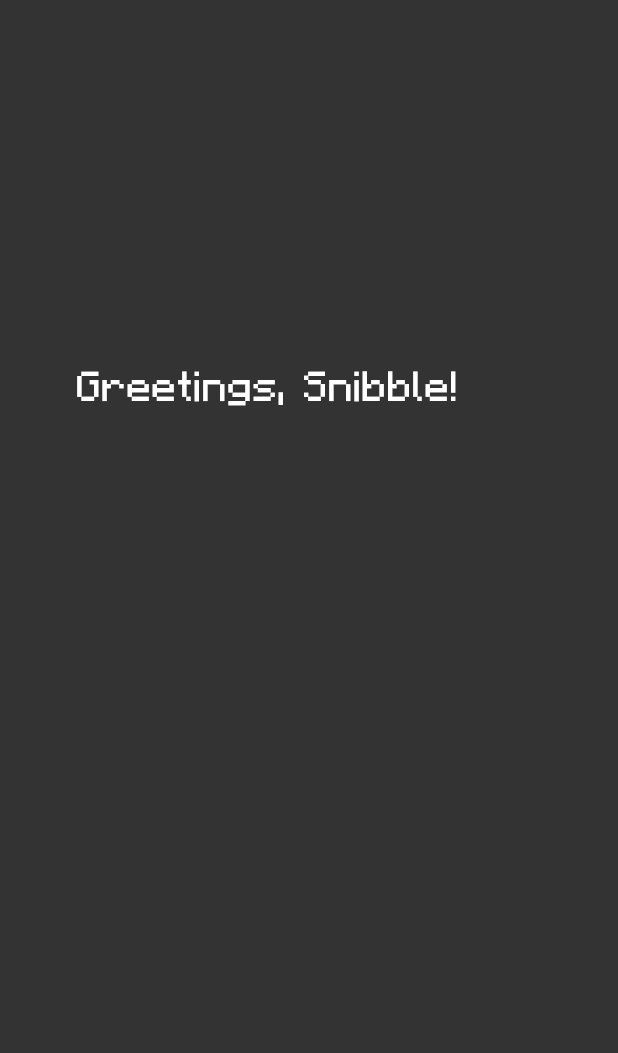
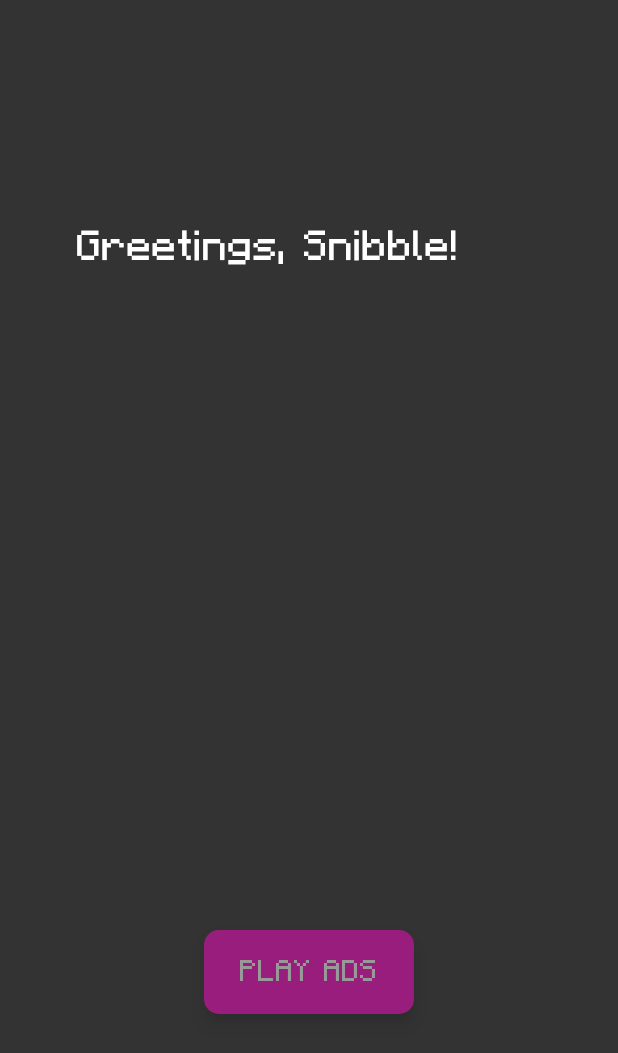
Before and after one commit to epifanov-lab/ads_prototype, a Flutter app: the screen it shows after launch, on a phone screen of 412 x 824 dp. Shown: the top 1053 px of the screen. Run offline on Flutter 3.47's test engine with Material 2 defaults, Android fonts, the phone set to English and light mode, and no system bars; drawn by our look-alikes of animated_text_kit; our stand-ins replace equatable, flutter_bloc, get_it.

Commit message:
play ads button added, cubits and locator updated

```diff
--- a/lib/app.dart
+++ b/lib/app.dart
@@ -1,12 +1,10 @@
+import 'package:ads_prototype/core/locator.dart';
 import 'package:ads_prototype/screen/greetings_screen.dart';
+import 'package:ads_prototype/utils/no_glow_scroll_begavior.dart';
 import 'package:flutter/material.dart';
 import 'package:flutter/services.dart';
-import 'package:ads_prototype/core/global_navigator.dart';
-import 'package:ads_prototype/core/locator.dart';
-import 'package:ads_prototype/utils/no_glow_scroll_begavior.dart';
 
 final RouteObserver<PageRoute> routeObserver = RouteObserver<PageRoute>();
-GlobalNavigator? globalNavigator;
 
 class App extends StatefulWidget {
   const App({Key? key}) : super(key: key);
@@ -28,10 +26,8 @@ class _AppState extends State<App> {
 
   @override
   Widget build(BuildContext context) {
-    globalNavigator = GlobalNavigator(navigatorKey: _navigatorKey);
-    Future locatorFuture = setupLocator();
     return FutureBuilder(
-      future: locatorFuture,
+      future: setupLocator(_navigatorKey),
       builder: (BuildContext context, snapshot) {
         return AppView(navigatorKey: _navigatorKey,);
       },
@@ -70,16 +66,13 @@ class _AppViewState extends State<AppView> with WidgetsBindingObserver {
       navigatorObservers: [routeObserver],
       scrollBehavior: NoGlowScrollBehavior(),
       onGenerateRoute: (_) => GreetingsScreen.route(),
-      theme: ThemeData(
-
-      ),
       builder: (context, child) {
+        if (!isLocatorInitialized) {
+          return Container();
+        }
         return Scaffold(
-          body: Stack(
-            children: [
-              child ?? Container(),
-            ],
-          ),
+          backgroundColor: const Color(0xFF333333),
+          body: child ?? Container(),
         );
       },
     );
--- /dev/null
+++ b/lib/bloc/greetings/greetings_cubit.dart
@@ -0,0 +1,16 @@
+import 'package:ads_prototype/bloc/greetings/greetings_state.dart';
+import 'package:flutter_bloc/flutter_bloc.dart';
+
+
+class GreetingsCubit extends Cubit<GreetingsState> {
+
+  GreetingsCubit() : super(const GreetingsState.initial()) {
+    Future.delayed(const Duration(milliseconds: 7500))
+        .then((_) => emit(state.copyWith(isPlayAdsButtonShown: true)));
+  }
+
+  void onTapPlayAds() {
+
+  }
+
+}
--- /dev/null
+++ b/lib/bloc/greetings/greetings_state.dart
@@ -0,0 +1,27 @@
+import 'package:equatable/equatable.dart';
+
+class GreetingsState extends Equatable {
+
+  final bool isPlayAdsButtonShown;
+
+  const GreetingsState._({
+    required this.isPlayAdsButtonShown,
+  });
+
+  const GreetingsState.initial()
+      : this._(isPlayAdsButtonShown: false);
+
+  GreetingsState copyWith({
+    dynamic isPlayAdsButtonShown,
+  }) {
+    return GreetingsState._(
+      isPlayAdsButtonShown: isPlayAdsButtonShown ?? this.isPlayAdsButtonShown,
+    );
+  }
+
+  @override
+  List<Object> get props => [
+    isPlayAdsButtonShown,
+  ];
+
+}
--- a/lib/screen/ads_viewer_screen.dart
+++ b/lib/screen/ads_viewer_screen.dart
@@ -2,12 +2,13 @@ import 'package:flutter/material.dart';
 import 'package:ads_prototype/utils/screen_transitions.dart';
 
 class AdsViewerScreen extends StatelessWidget {
+  static const name = "AdsViewerScreen";
   const AdsViewerScreen({Key? key}) : super(key: key);
 
   static Route route() {
     return ScreenTransitions.getTransition(
         ScreenTransitionType.fadeIn,
-        const RouteSettings(name: "ResourcesListScreen"),
+        const RouteSettings(name: name),
         const AdsViewerScreen()
     );
   }
--- a/lib/screen/greetings_screen.dart
+++ b/lib/screen/greetings_screen.dart
@@ -1,31 +1,61 @@
+import 'package:ads_prototype/bloc/greetings/greetings_cubit.dart';
+import 'package:ads_prototype/bloc/greetings/greetings_state.dart';
+import 'package:ads_prototype/core/locator.dart';
 import 'package:ads_prototype/utils/screen_transitions.dart';
 import 'package:ads_prototype/widgets/greetings_label.dart';
+import 'package:ads_prototype/widgets/play_ads_button.dart';
 import 'package:flutter/material.dart';
+import 'package:flutter_bloc/flutter_bloc.dart';
 
 class GreetingsScreen extends StatelessWidget {
+  static const name = "GreetingsScreen";
+
   const GreetingsScreen({Key? key}) : super(key: key);
 
   static Route route() {
     return ScreenTransitions.getTransition(
-        ScreenTransitionType.fadeIn,
-        const RouteSettings(name: "ResourcesListScreen"),
-        const GreetingsScreen()
+      ScreenTransitionType.fadeIn,
+      const RouteSettings(name: name),
+      const GreetingsScreen(),
     );
+  }
+
+  void _onTapPlayAds(BuildContext context) {
+    locator.get<GreetingsCubit>().onTapPlayAds();
   }
 
   @override
   Widget build(BuildContext context) {
-    return Container(
-      color: const Color(0xFF333333),
-      child: Column(
-        crossAxisAlignment: CrossAxisAlignment.center,
-        mainAxisAlignment: MainAxisAlignment.spaceEvenly,
-        children: const [
-          GreetingsLabelWidget(),
-          SizedBox(height: 64),
+    return SizedBox(
+      width: double.infinity,
+      child: Stack(
+        children: [
+          Align(
+            alignment: Alignment.topCenter,
+            child: Container(
+              margin: const EdgeInsets.only(top: 148),
+              child: const GreetingsLabelWidget(),
+            ),
+          ),
+          Align(
+            alignment: Alignment.bottomCenter,
+            child: Container(
+              margin: const EdgeInsets.only(bottom: 148),
+              child: BlocBuilder<GreetingsCubit, GreetingsState>(
+                bloc: locator.get<GreetingsCubit>(),
+                builder: (context, state) {
+                  return AnimatedOpacity(
+                    opacity: state.isPlayAdsButtonShown ? 1 : 0,
+                    duration: const Duration(milliseconds: 500),
+                    child: PlayAdsButton(
+                      onTap: () => _onTapPlayAds(context),
+                    ),
+                  );
+              }),
+            ),
+          ),
         ],
       ),
     );
   }
-
 }
--- /dev/null
+++ b/lib/widgets/play_ads_button.dart
@@ -0,0 +1,33 @@
+import 'package:flutter/material.dart';
+import 'package:flutter/widgets.dart';
+
+class PlayAdsButton extends StatelessWidget {
+
+  final Function? onTap;
+
+  const PlayAdsButton({
+    Key? key,
+    this.onTap,
+  }) : super(key: key);
+
+  @override
+  Widget build(BuildContext context) {
+    return RawMaterialButton(
+      onPressed: () => onTap?.call(),
+      elevation: 4,
+      fillColor: const Color.fromRGBO(255, 8, 198, 1),
+      padding: const EdgeInsets.symmetric(horizontal: 24, vertical: 16),
+      shape: RoundedRectangleBorder(
+        borderRadius: BorderRadius.circular(10.0),
+      ),
+      child: const Text(
+        "PLAY ADS",
+        style: TextStyle(
+          fontSize: 20,
+          color: Colors.white,
+          fontFamily: "Minecraft",
+        ),
+      ),
+    );
+  }
+}
```
Also changed, not shown: lib/bloc/ads_viewer/ads_viewer_cubit.dart (added, +9 -0 lines), lib/bloc/ads_viewer/ads_viewer_state.dart (renamed from lib/bloc/hls_resources/ads_state.dart, +5 -5 lines), lib/bloc/hls_resources/ads_cubit.dart (deleted, +0 -9 lines), lib/core/locator.dart (+13 -5 lines).
